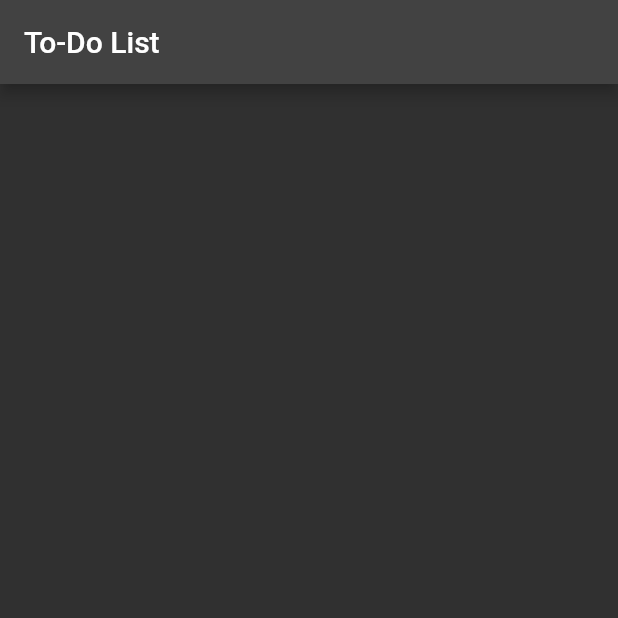
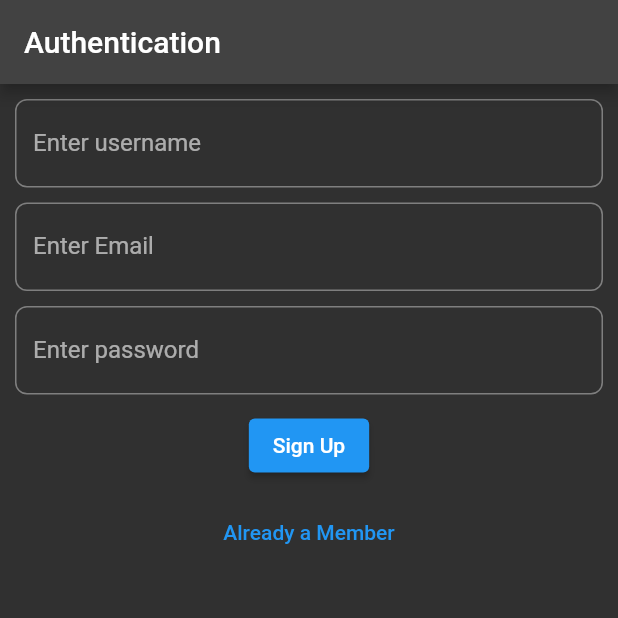
Before and after one commit to DulanaH2D/todo_list, a Flutter app: the screen it shows after launch, on a phone screen of 412 x 824 dp, the top half of it. Run offline on Flutter 3.47's test engine with Material 2 defaults, Android fonts, the phone set to English and light mode, and no system bars; our stand-ins replace cloud_firestore, firebase_auth, google_fonts; missing offline and left inert: dart:js_interop; accounts and stored records are empty.

Commit message:
sec commit

```diff
--- /dev/null
+++ b/lib/auth/authform.dart
@@ -0,0 +1,165 @@
+import 'dart:js_interop';
+
+import 'package:cloud_firestore/cloud_firestore.dart';
+import 'package:firebase_auth/firebase_auth.dart';
+import 'package:flutter/material.dart';
+import 'package:google_fonts/google_fonts.dart';
+
+class AuthForm extends StatefulWidget {
+  const AuthForm({super.key});
+
+  @override
+  State<AuthForm> createState() => _AuthFormState();
+}
+
+class _AuthFormState extends State<AuthForm> {
+
+  //-----------------Form Key, Email, Password -----------------//
+  final formkey = GlobalKey<FormState>();
+  var email = '';
+  var password = '';
+  var username = '';
+  bool isLoginPage = false;
+
+  //-----------------Authentication functions -----------------//
+  startAuthentication(){
+    final validity = formkey.currentState!.validate();
+    FocusScope.of(context).unfocus();
+
+    if (validity){
+      formkey.currentState!.save();
+      submitForm(email, password, username);
+    }
+  }
+
+  submitForm(String email, String password, String username)async{
+    final auth = FirebaseAuth.instance;
+    UserCredential userCredential;
+
+    try{
+      if(isLoginPage){
+        userCredential = await auth.signInWithEmailAndPassword(email: email, password: password);
+    }else{
+      userCredential = await auth.createUserWithEmailAndPassword(email: email, password: password);
+      String uid = userCredential.user!.uid;
+      await FirebaseFirestore.instance.collection('users').doc(uid).set({
+        'username': username,
+        'email': email,
+        //'password': password,
+      });
+    }
+  }catch(err){
+    print(err);
+  }
+  }
+
+
+
+  @override
+  Widget build(BuildContext context) {
+    return Container(
+      height: MediaQuery.of(context).size.height,
+      width: MediaQuery.of(context).size.width,
+      child: ListView(children: [
+        Container(
+          padding: EdgeInsets.only(left: 10, right: 10, top: 10),
+          child: Form
+          (
+            key: formkey,
+            child: Column(
+              mainAxisAlignment: MainAxisAlignment.center,
+              children: [
+
+                if(!isLoginPage)
+                //--------------Username----------------//
+              TextFormField(
+                keyboardType: TextInputType.emailAddress,
+                key: ValueKey('username'),
+                validator: (value) {
+                  if(value!.isEmpty) {
+                    return 'Please enter a valid username';
+                  }
+                  return null;
+                },
+                onSaved: (value){
+                  username = value!;
+                },
+
+                decoration: InputDecoration(
+                  border: OutlineInputBorder(
+                    borderRadius: BorderRadius.circular(8.0),
+                    borderSide: BorderSide()
+                  ),
+                  labelText: "Enter username",
+                  labelStyle: GoogleFonts.roboto(),
+                ),
+              ),
+
+                SizedBox(height: 10),
+
+              //--------------Email----------------//
+              TextFormField(
+                keyboardType: TextInputType.emailAddress,
+                key: ValueKey('email'),
+                validator: (value) {
+                  if(value!.isEmpty || !value.contains('@')) {
+                    return 'Please enter a valid email address';
+                  }
+                  return null;
+                },
+                onSaved: (value){
+                  email = value!;
+                },
+
+                decoration: InputDecoration(
+                  border: OutlineInputBorder(
+                    borderRadius: BorderRadius.circular(8.0),
+                    borderSide: BorderSide()
+                  ),
+                  labelText: "Enter Email",
+                  labelStyle: GoogleFonts.roboto(),
+                ),
+              ),
+
+              SizedBox(height: 10),
+
+              //--------------Password----------------//
+              TextFormField(
+                obscureText: true,
+                keyboardType: TextInputType.emailAddress,
+                key: ValueKey('password'),
+                validator: (value) {
+                  if(value!.isEmpty) {
+                    return 'Incorrect password';
+                  }
+                  return null;
+                },
+                onSaved: (value){
+                  password = value!;
+                },
+
+                decoration: InputDecoration(
+                  border: OutlineInputBorder(
+                    borderRadius: new BorderRadius.circular(8.0),
+                    borderSide: BorderSide()
+                  ),
+                  labelText: "Enter password",
+                  labelStyle: GoogleFonts.roboto(),
+                ),
+              ),
+              SizedBox(height: 10,),
+              Container(child: ElevatedButton(onPressed: () {},child: isLoginPage? Text('Login'):Text('Sign Up'),)),
+
+              SizedBox(height: 10,),
+              Container(child: TextButton(onPressed: () {
+                setState(() {
+                  isLoginPage = !isLoginPage;
+                });
+              }, child: isLoginPage? Text('Not a Member'):Text('Already a Member'),),),
+
+            ],)),
+        )
+      ],),
+    );
+  }
+}
--- /dev/null
+++ b/lib/auth/authscreen.dart
@@ -0,0 +1,21 @@
+import 'package:flutter/material.dart';
+import 'package:todo_list/auth/authform.dart';
+
+class AuthScreen extends StatefulWidget {
+  const AuthScreen({super.key});
+
+  @override
+  State<AuthScreen> createState() => _AuthScreenState();
+}
+
+class _AuthScreenState extends State<AuthScreen> {
+  @override
+  Widget build(BuildContext context) {
+    return Scaffold(
+      appBar: AppBar(
+        title: Text('Authentication'),
+      ),
+      body: AuthForm(),
+    );
+  }
+}
--- a/lib/main.dart
+++ b/lib/main.dart
@@ -1,4 +1,6 @@
+import 'package:firebase_auth/firebase_auth.dart';
 import 'package:flutter/material.dart';
+import 'package:todo_list/auth/authscreen.dart';
 import 'package:todo_list/screens/home.dart';
 
 void main() => runApp(new MyApp());
@@ -9,7 +11,13 @@ class MyApp extends StatelessWidget {
   @override
   Widget build(BuildContext context) {
     return MaterialApp(
-      home: Home(),
+      home: StreamBuilder(stream: FirebaseAuth.instance.onAuthStateChanged, builder: (context, usersnapshot){
+        if(usersnapshot.hasData){
+          return Home();
+        }else{
+          return AuthScreen();
+        }
+      }),
       debugShowCheckedModeBanner: false,
       theme: ThemeData(brightness: Brightness.dark, primaryColor: const Color.fromARGB(255, 181, 12, 211)),
     );
--- a/pubspec.yaml
+++ b/pubspec.yaml
@@ -30,6 +30,10 @@ environment:
 dependencies:
   flutter:
     sdk: flutter
+  firebase_auth:
+  cloud_firestore: ^4.9.30.
+  google_fonts:
+
 
 
   # The following adds the Cupertino Icons font to your application.
```
Also changed, not shown: pubspec.lock, 3 other files.
